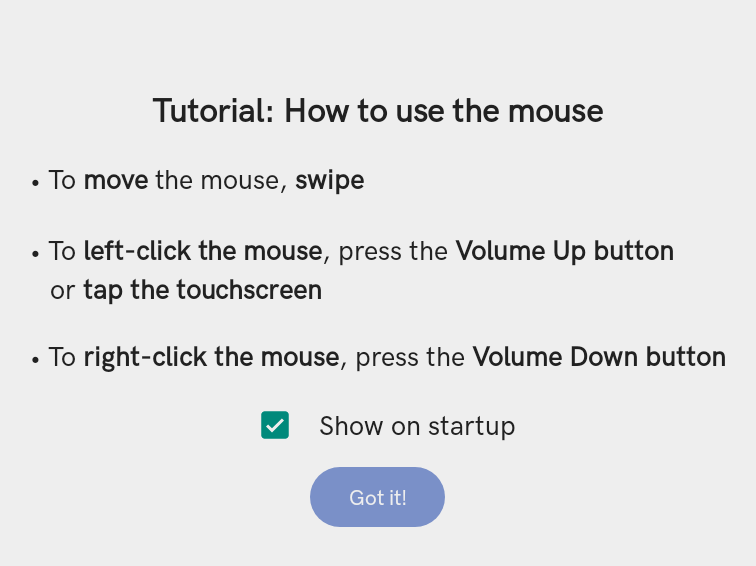
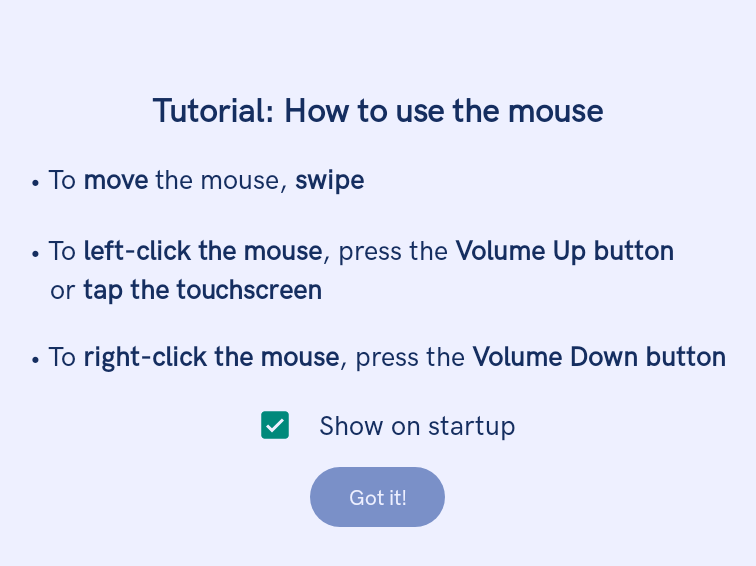
Before and after one commit to z2600k/Windows-98-Simulator, an Android app: the screen it shows after launch (MainActivity), on a phone screen of 824 x 412 dp (held sideways). Shown: the top 566 px of the screen, without its empty margins (240-996 px from the left). Run offline under Robolectric (Android 15) with nearby library versions, the light colour scheme and no system bars; Roboto replaces fonts that are not available here; 8 statements that could not run were skipped.

Commit message:
Update colors

```diff
--- a/app/src/main/res/values-v31/colors.xml
+++ b/app/src/main/res/values-v31/colors.xml
@@ -3,4 +3,7 @@
     <color name="colorPrimary">@android:color/system_accent1_400</color>
     <color name="colorPrimaryDark">@android:color/system_accent1_200</color>
     <color name="colorAccent">@android:color/system_neutral1_400</color>
+    <color name="colorBackground">@android:color/system_accent1_50</color>
+    <color name="colorText">@android:color/system_accent1_800</color>
+    <color name="colorTextDark">@android:color/system_accent1_50</color>
 </resources>
```
